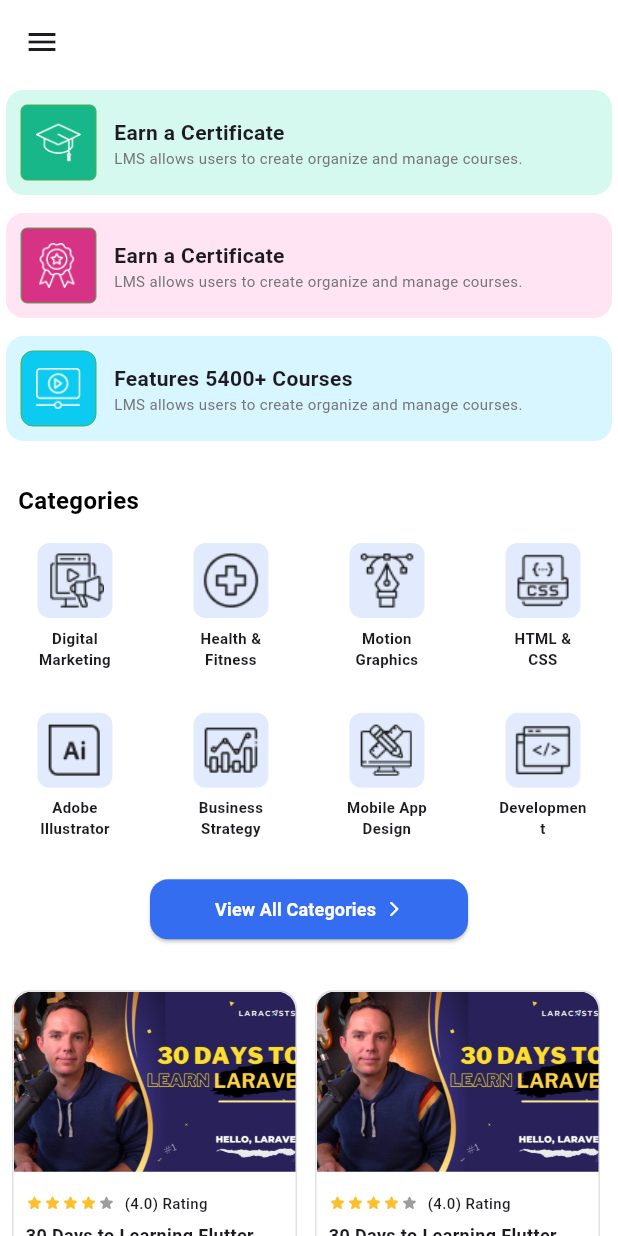
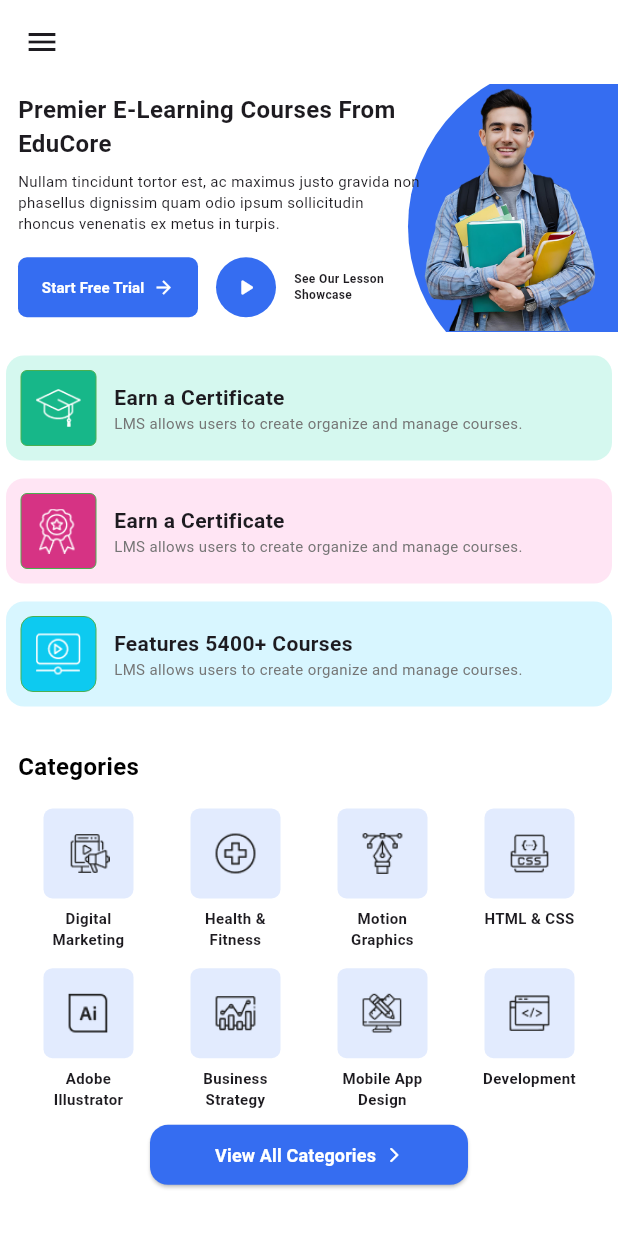
Before and after one commit to hafid-js/kursus_online_mobile, a Flutter app: the screen it shows after launch, on a phone screen of 412 x 824 dp. Run offline on Flutter 3.47's test engine with Material 3 defaults, Android fonts, the phone set to English and light mode, and no system bars; our stand-ins replace carousel_slider, iconsax.

Commit message:
improvement home screen

```diff
--- a/lib/features/home/home.dart
+++ b/lib/features/home/home.dart
@@ -95,8 +95,8 @@ class _HomeScreenState extends State<HomeScreen> {
                         Navigator.pop(context);
                       },
                       child: SizedBox(
-                        width: 30,
-                        height: 30,
+                        width: 40,
+                        height: 40,
                         child: Center(
                           child: Icon(
                             Icons.shopping_cart_outlined,
@@ -119,8 +119,8 @@ class _HomeScreenState extends State<HomeScreen> {
                         Navigator.pop(context);
                       },
                       child: SizedBox(
-                        width: 30,
-                        height: 30,
+                        width: 40,
+                        height: 40,
                         child: Center(
                           child: Icon(
                             Icons.person_outline_outlined,
@@ -167,7 +167,7 @@ class _HomeScreenState extends State<HomeScreen> {
                       ),
                     ),
                   ),
-                  onChanged: (value) => print("Query: $value"),
+                  onChanged: (value) => {},
                 ),
               ),
 
@@ -341,6 +341,119 @@ class _HomeScreenState extends State<HomeScreen> {
       body: SingleChildScrollView(
         child: Column(
           children: [
+            SizedBox(
+              child: Stack(
+                children: [
+                  Positioned(
+                    bottom: -40,
+                    right: -80,
+                    child: Container(
+                      width: 220,
+                      height: 220,
+                      decoration: BoxDecoration(
+                        shape: BoxShape.circle,
+                        color: HexColor.fromHex("#356DF1"),
+                      ),
+                    ),
+                  ),
+                  Padding(
+                    padding: EdgeInsets.symmetric(horizontal: 12),
+                    child: Row(
+                      children: [
+                        Expanded(
+                          child: Column(
+                            crossAxisAlignment: CrossAxisAlignment.start,
+                            children: [
+                              Text(
+                                "Premier E-Learning Courses From EduCore",
+                                style: TextStyle(
+                                  fontSize: 16,
+                                  fontWeight: FontWeight.bold,
+                                ),
+                              ),
+                              SizedBox(height: 6),
+                              Text(
+                                "Nullam tincidunt tortor est, ac maximus justo gravida non phasellus dignissim quam odio ipsum sollicitudin rhoncus venenatis ex metus in turpis.",
+                                style: TextStyle(fontSize: 10),
+                              ),
+                              SizedBox(height: 12),
+                              Row(
+                        mainAxisAlignment: MainAxisAlignment.start,
+                        crossAxisAlignment: CrossAxisAlignment.center,
+                                children: [
+                                  SizedBox(
+                                      width: 120,
+                                      height: 40,
+                                      child: ElevatedButton(
+                                        onPressed: () {},
+                                        style: ElevatedButton.styleFrom(
+                                          padding: EdgeInsets.zero,
+                                          elevation: 0,
+                                          shape: RoundedRectangleBorder(
+                                            borderRadius: BorderRadius.circular(
+                                              6,
+                                            ),
+                                          ),
+                                          backgroundColor: HexColor.fromHex(
+                                            "#356DF1",
+                                          ),
+                                        ),
+                                        child: Center(
+                                          child: Row(
+                                          mainAxisAlignment:
+                                              MainAxisAlignment.center,
+                                          children: [
+                                            Text(
+                                              "Start Free Trial",
+                                              style: TextStyle(
+                                                fontSize: 10,
+                                                fontWeight: FontWeight.bold,
+                                                color: Colors.white,
+                                              ),
+                                            ),
+                                            SizedBox(width: 6),
+                                            Icon(
+                                              Icons.arrow_forward,
+                                              size: 14,
+                                              color: Colors.white,
+                                            ),
+                                          ],
+                                        ),
+                                        )
+                                      ),
+                                    ),
+
+                                  ElevatedButton(onPressed: () {},style: ElevatedButton.styleFrom(
+                                    elevation: 0,
+                                    backgroundColor: HexColor.fromHex(
+                                            "#356DF1",
+                                          ),
+                                    shape: CircleBorder(),
+                                    padding: EdgeInsets.all(10)
+                                  ),
+                                   child: Icon(Icons.play_arrow_rounded, color: Colors.white,),
+                                  ),
+                                 Expanded(child:  Text("See Our Lesson Showcase", style: TextStyle(fontSize: 8, fontWeight: FontWeight.bold),) )
+                                ],
+                              )
+
+                            ],
+
+                          ),
+
+                        ),
+                        Image.asset(
+                          "assets/images/thumbnail-primary.png",
+                          height: 165,
+                          width: 120,
+                        ),
+                      ],
+                    ),
+                  ),
+                ],
+              ),
+            ),
+            SizedBox(height: 12),
             Card(
               color: HexColor.fromHex("#d5f8ef"),
               elevation: 0,
@@ -501,7 +614,7 @@ class _HomeScreenState extends State<HomeScreen> {
 
             SizedBox(height: 12),
             USectionHeading(title: "Categories"),
-            GridView.builder(
+            Padding(padding: EdgeInsets.symmetric(horizontal: 12), child: GridView.builder(
               shrinkWrap: true,
               physics: NeverScrollableScrollPhysics(),
               itemCount: categories.length,
@@ -520,9 +633,9 @@ class _HomeScreenState extends State<HomeScreen> {
                   icon: item.icon,
                 );
               },
-            ),
+            ),),
             Padding(
-              padding: const EdgeInsets.only(left: 100, right: 100, bottom: 30),
+              padding: const EdgeInsets.only(left: 100, right: 100, bottom: 30, top: 0),
               child: ElevatedButton(
                 onPressed: () {
                   ScaffoldMessenger.of(context).showSnackBar(
@@ -878,7 +991,7 @@ class _HomeScreenState extends State<HomeScreen> {
             SizedBox(height: 30),
 
             Padding(
-              padding: EdgeInsets.symmetric(horizontal: 6),
+              padding: EdgeInsets.symmetric(horizontal: 12),
               child: Container(
                 height: 180,
                 width: MediaQuery.of(context).size.width,
--- a/lib/features/home/widgets/category_card.dart
+++ b/lib/features/home/widgets/category_card.dart
@@ -1,5 +1,4 @@
 import 'package:flutter/material.dart';
-import 'package:kursus_online_mobile/common/widgets/button/elevated_button.dart';
 import 'package:kursus_online_mobile/constants/helpers/hex_color.dart';
 
 class CategoryCard extends StatelessWidget {
@@ -60,21 +59,32 @@ class CategoryCard extends StatelessWidget {
   children: [
     Card(
       color: HexColor.fromHex("#e2ebfe"),
+      elevation: 0,
       shape: RoundedRectangleBorder(
-            borderRadius: BorderRadius.circular(8),
-
+        borderRadius: BorderRadius.circular(6),
       ),
-          elevation: 0,
-          // color: HexColor.fromHex("#cfe2ff").withAlpha(80),
-          child: Image.asset(icon, width: 50, height: 50, color: Colors.grey[900],),
+      child: SizedBox(
+        height: 60,
+        width: 60,
+        child: Center(
+          child: Image.asset(
+            icon,
+            width: 28,
+            color: Colors.grey[900],
+          ),
+        ),
+      ),
     ),
     const SizedBox(height: 2),
     SizedBox(
-          width: 60,
+      width: 70,
       child: Text(
         title,
         textAlign: TextAlign.center,
-            style: const TextStyle(fontSize: 10, fontWeight: FontWeight.bold),
+        style: const TextStyle(
+          fontSize: 10,
+          fontWeight: FontWeight.bold,
+        ),
       ),
     ),
   ],
```
Also changed, not shown: assets/images/thumbnail-primary.png (added). Lines whose indentation alone changed are shown as unchanged.
